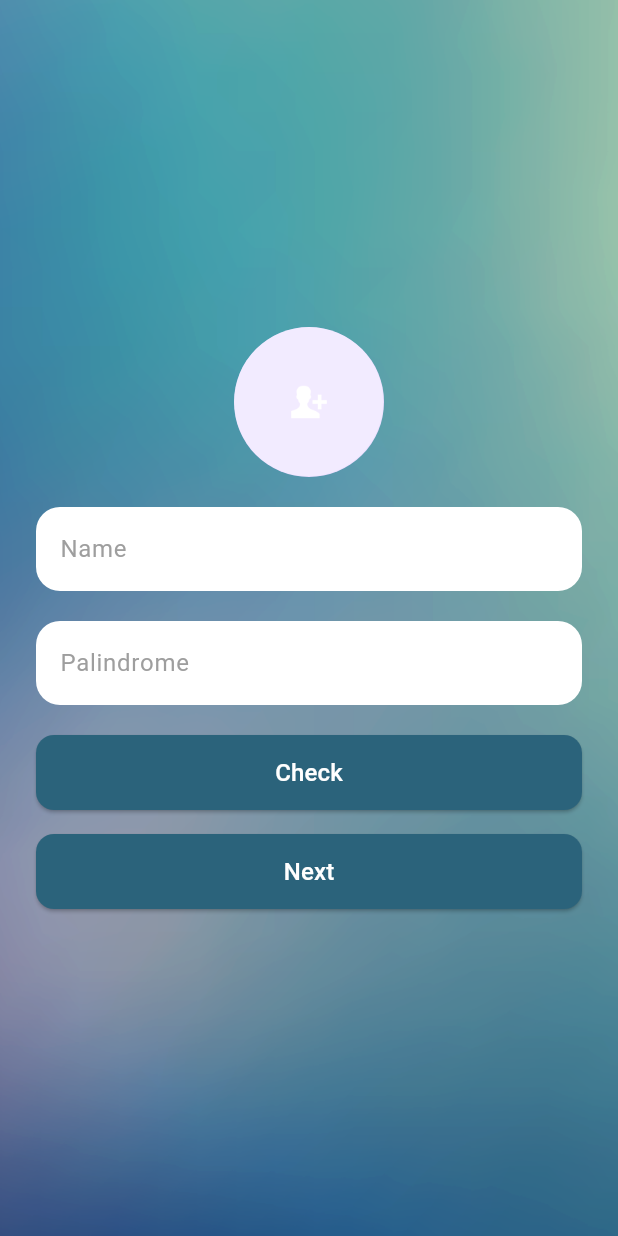
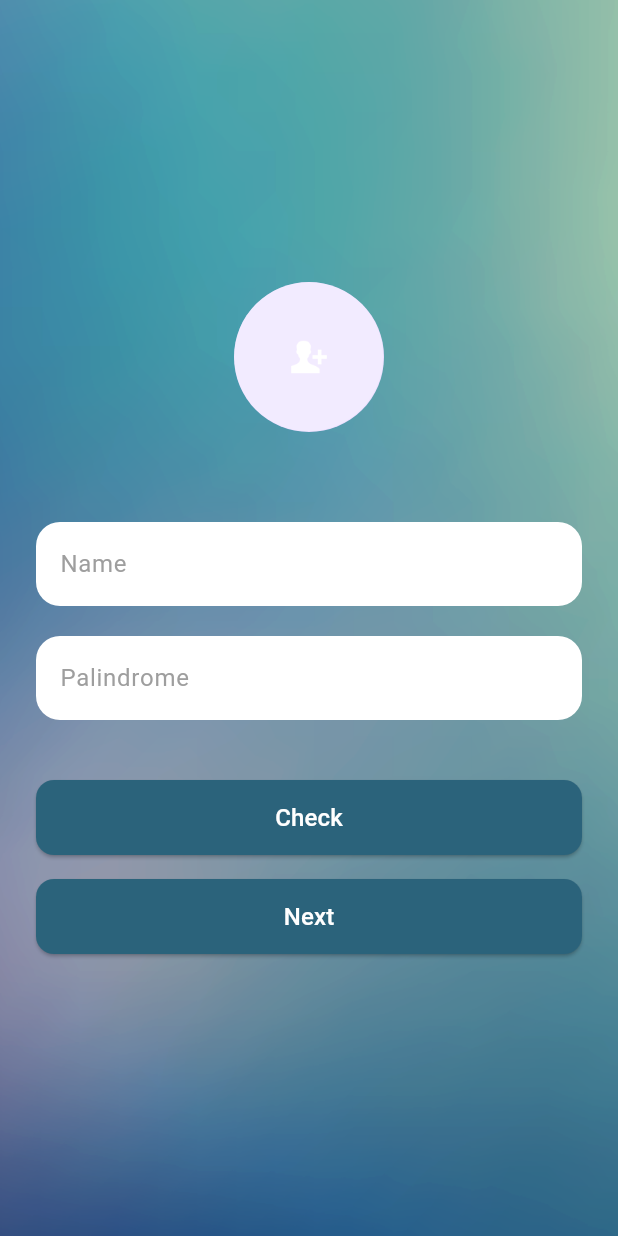
Before and after one commit to MedG12/Mobile-Invitation-Test-Muhammad, a Flutter app: the screen it shows after launch, on a phone screen of 412 x 824 dp. Run offline on Flutter 3.47's test engine with Material 3 defaults, Android fonts, the phone set to English and light mode, and no system bars; our stand-ins replace dio, equatable, get_it, go_router; accounts and stored records are empty.

Commit message:
Fix spacing on first screen

```diff
--- a/lib/presentations/pages/first_page.dart
+++ b/lib/presentations/pages/first_page.dart
@@ -78,7 +78,7 @@ class FirstPage extends StatelessWidget {
                   backgroundImage:
                       Image.asset("assets/images/ic_photo.png").image,
                 ),
-                SizedBox(height: 20),
+                SizedBox(height: 60),
                 TextFormField(
                   controller: nameController,
                   decoration: const InputDecoration(
@@ -106,7 +106,7 @@ class FirstPage extends StatelessWidget {
                     ),
                   ),
                 ),
-                SizedBox(height: 20),
+                SizedBox(height: 40),
 
                 SizedBox(
                   height: 50,
```
Also changed, not shown: pubspec.lock.
